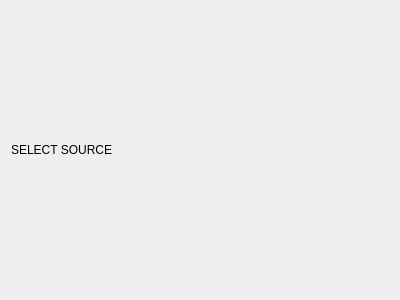
The window that widgets/filewidget.ui (NHERI-SimCenter/TurbulenceInflowTool) describes before a commit, drawn with Qt 5.
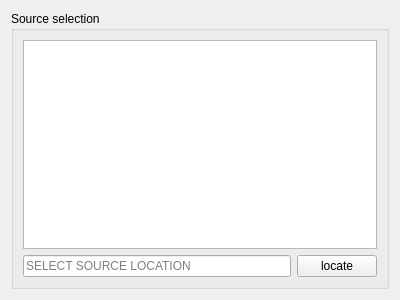
The same window after the commit.

Commit message: Refining the source selection and export options

The edit to the form file:
```diff
--- a/widgets/filewidget.ui
+++ b/widgets/filewidget.ui
@@ -15,10 +15,59 @@
   </property>
   <layout class="QGridLayout" name="gridLayout">
    <item row="0" column="0">
-    <widget class="QLabel" name="label">
-     <property name="text">
-      <string>SELECT SOURCE</string>
+    <widget class="QGroupBox" name="sourceGroup">
+     <property name="title">
+      <string>Source selection</string>
      </property>
+     <layout class="QGridLayout" name="gridLayout_2">
+      <item row="1" column="1">
+       <widget class="QPushButton" name="sourceLocateBtn">
+        <property name="sizePolicy">
+         <sizepolicy hsizetype="Preferred" vsizetype="Fixed">
+          <horstretch>0</horstretch>
+          <verstretch>0</verstretch>
+         </sizepolicy>
+        </property>
+        <property name="text">
+         <string>locate</string>
+        </property>
+       </widget>
+      </item>
+      <item row="1" column="0">
+       <widget class="QLineEdit" name="sourceLocationDisplay">
+        <property name="sizePolicy">
+         <sizepolicy hsizetype="Expanding" vsizetype="Fixed">
+          <horstretch>2</horstretch>
+          <verstretch>0</verstretch>
+         </sizepolicy>
+        </property>
+        <property name="acceptDrops">
+         <bool>false</bool>
+        </property>
+        <property name="readOnly">
+         <bool>true</bool>
+        </property>
+        <property name="placeholderText">
+         <string>SELECT SOURCE LOCATION</string>
+        </property>
+       </widget>
+      </item>
+      <item row="0" column="0" colspan="2">
+       <widget class="QTextBrowser" name="sourceSelectionBrowser">
+        <property name="source">
+         <url>
+          <string>qrc:/resources/sourceFileInfo.html</string>
+         </url>
+        </property>
+        <property name="openExternalLinks">
+         <bool>true</bool>
+        </property>
+        <property name="openLinks">
+         <bool>true</bool>
+        </property>
+       </widget>
+      </item>
+     </layout>
     </widget>
    </item>
   </layout>
```
Left out of the diff: 4 changed lines with no effect on the pictures. The commit also changes 6 other files.
